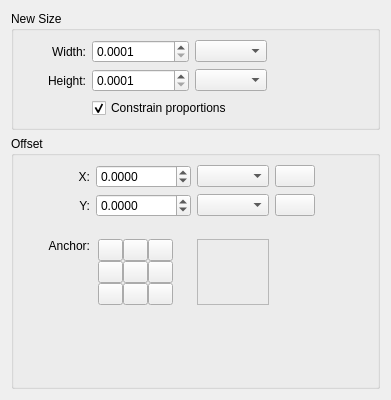
This is libs/ui/imagesize/wdg_canvassize.ui in KDE/krita as Qt 5 draws it before an edit. The edited form follows.
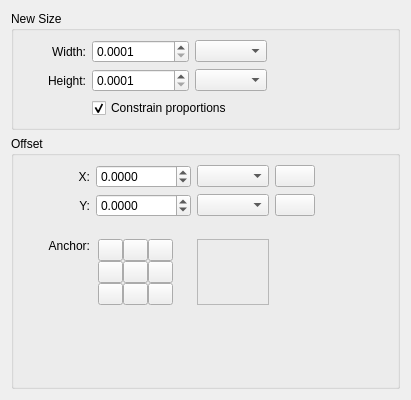
This is the edited form. Custom widgets are drawn as their Qt base class.

Commit message:
Fix focus issues in Canvas Size dialog
1) Make sure that anchor and lock buttons don't steal focus from the OK button
    (they should be available via Tab-focus only)
2) Change the tab-order of the widgets to be more consistent

BUG:474809

Diff of the .ui file:
```diff
--- a/libs/ui/imagesize/wdg_canvassize.ui
+++ b/libs/ui/imagesize/wdg_canvassize.ui
@@ -10,7 +10,7 @@
    <rect>
     <x>0</x>
     <y>0</y>
-    <width>391</width>
+    <width>411</width>
     <height>400</height>
    </rect>
   </property>
```
Left out of the diff: 35 changed lines with no effect on the pictures.
